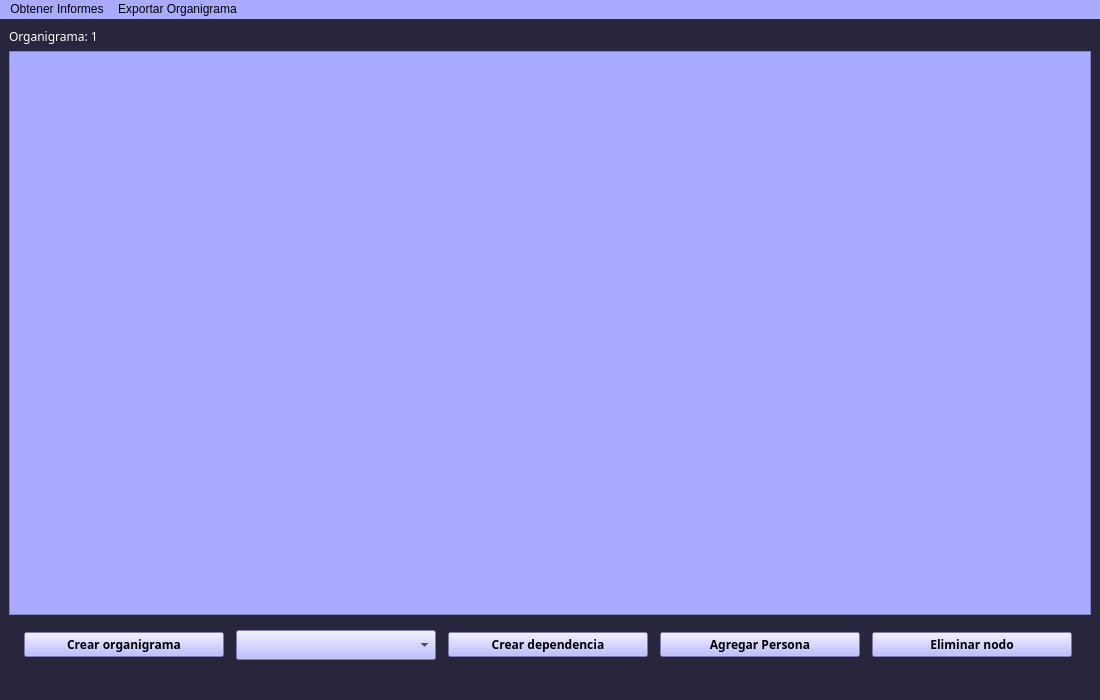
This is Prueba tp/main_window.ui in stel0/TP-PYTHON as Qt 5 draws it before an edit. The edited form follows.
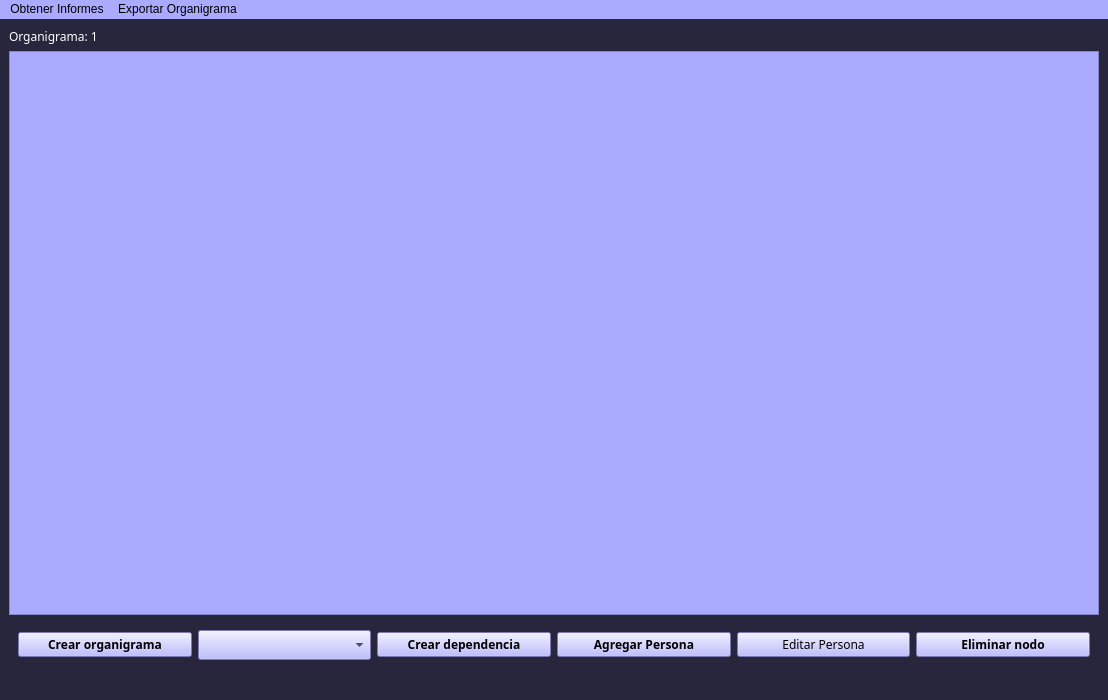
This is the edited form. Icons and pictures are not drawn.

What changed in the file:
```diff
--- a/Prueba tp/main_window.ui
+++ b/Prueba tp/main_window.ui
@@ -6,7 +6,7 @@
    <rect>
     <x>0</x>
     <y>0</y>
-    <width>1100</width>
+    <width>1108</width>
     <height>700</height>
    </rect>
   </property>
@@ -177,6 +177,31 @@
          </property>
         </widget>
        </item>
+       <item>
+        <widget class="QPushButton" name="editar_persona">
+         <property name="font">
+          <font>
+           <family>Candara</family>
+           <pointsize>9</pointsize>
+           <weight>50</weight>
+           <bold>false</bold>
+          </font>
+         </property>
+         <property name="cursor">
+          <cursorShape>PointingHandCursor</cursorShape>
+         </property>
+         <property name="styleSheet">
+          <string notr="true">background:rgb(170, 170, 255);</string>
+         </property>
+         <property name="text">
+          <string>Editar Persona</string>
+         </property>
+         <property name="icon">
+          <iconset>
+           <normaloff>INTERFAZ/ICONOS/icons8-cliente-100.png</normaloff>INTERFAZ/ICONOS/icons8-cliente-100.png</iconset>
+         </property>
+        </widget>
+       </item>
        <item>
         <widget class="QPushButton" name="eliminar_nodo">
          <property name="minimumSize">
@@ -224,8 +249,8 @@
     <rect>
      <x>0</x>
      <y>0</y>
-     <width>1100</width>
-     <height>22</height>
+     <width>1108</width>
+     <height>21</height>
     </rect>
    </property>
    <property name="styleSheet">
```
